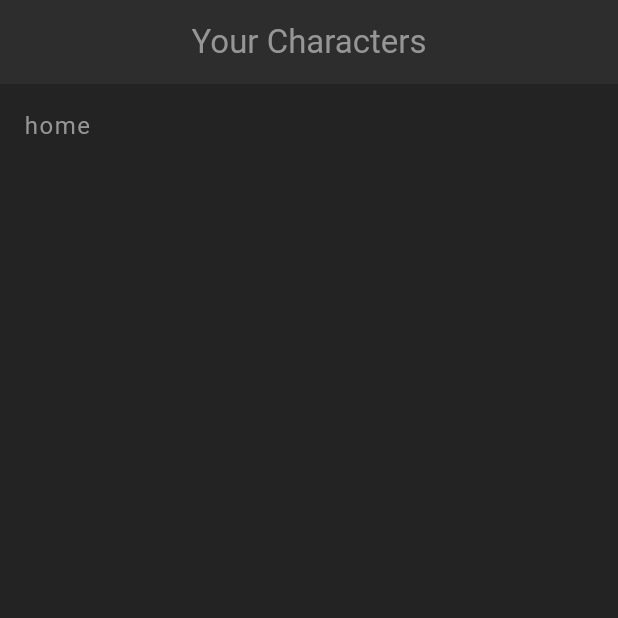
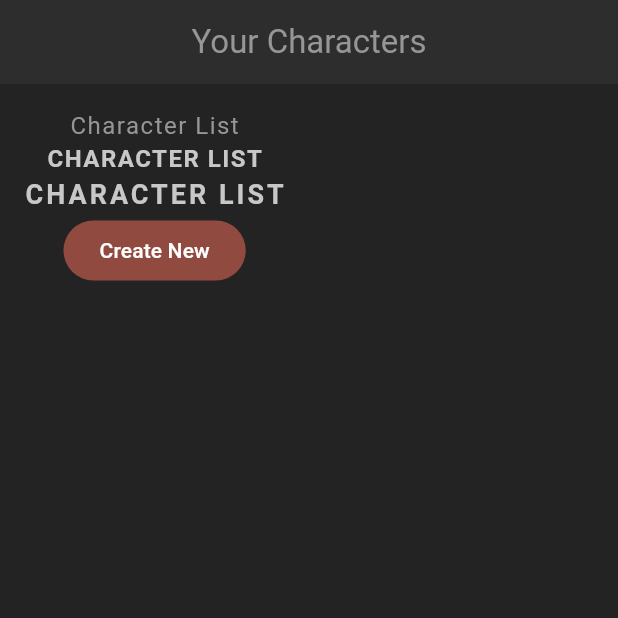
Before and after one commit to serhataltanavci/flutter102, a Flutter app: the screen it shows after launch, on a phone screen of 412 x 824 dp, the top half of it. Run offline on Flutter 3.47's test engine with Material 3 defaults, Android fonts, the phone set to English and light mode, and no system bars.

Commit message:
theme stuff

```diff
--- a/lib/home.dart
+++ b/lib/home.dart
@@ -1,4 +1,5 @@
 import 'package:flutter/material.dart';
+import 'package:flutter102/shared/styled_text.dart';
 // import 'package:flutter102/my_theme.dart';
 
 class Home extends StatefulWidget {
@@ -15,7 +16,14 @@ class _HomeState extends State<Home> {
       appBar: AppBar(title: const Text("Your Characters"), centerTitle: true),
       body: Container(
         padding: const EdgeInsets.all(16),
-        child: const Text("home"),
+        child: Column(
+          children: [
+            const StyledText("Character List"),
+            const StyleHeading("Character List"),
+            const StyledTitle("Character List"),
+            FilledButton(onPressed: () {}, child: const Text("Create New")),
+          ],
+        ),
       ),
     );
   }
--- /dev/null
+++ b/lib/shared/styled_text.dart
@@ -0,0 +1,37 @@
+import 'package:flutter/material.dart';
+
+class StyledText extends StatelessWidget {
+  const StyledText(this.text, {super.key});
+  final String text;
+  @override
+  Widget build(BuildContext context) {
+    return Text(
+      text,
+      style: Theme.of(context).textTheme.bodyMedium,
+    ); //just to be expliced
+  }
+}
+
+class StyleHeading extends StatelessWidget {
+  const StyleHeading(this.text, {super.key});
+  final String text;
+  @override
+  Widget build(BuildContext context) {
+    return Text(
+      text.toUpperCase(),
+      style: Theme.of(context).textTheme.headlineMedium,
+    );
+  }
+}
+
+class StyledTitle extends StatelessWidget {
+  const StyledTitle(this.text, {super.key});
+  final String text;
+  @override
+  Widget build(BuildContext context) {
+    return Text(
+      text.toUpperCase(),
+      style: Theme.of(context).textTheme.titleMedium,
+    );
+  }
+}
```
